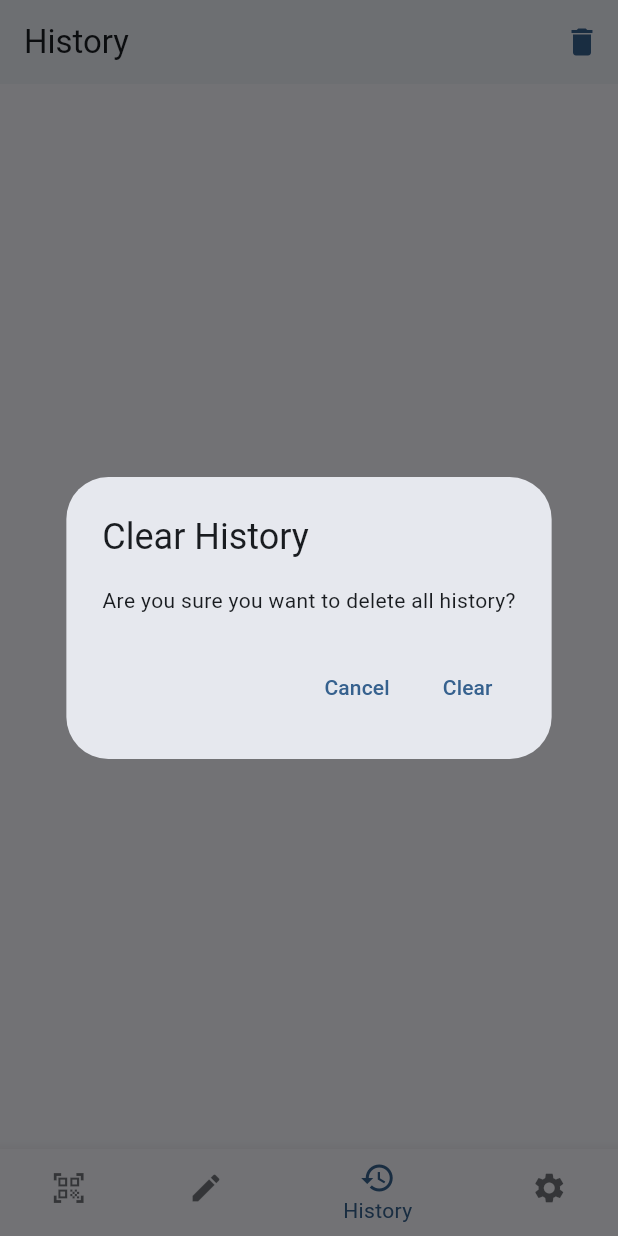
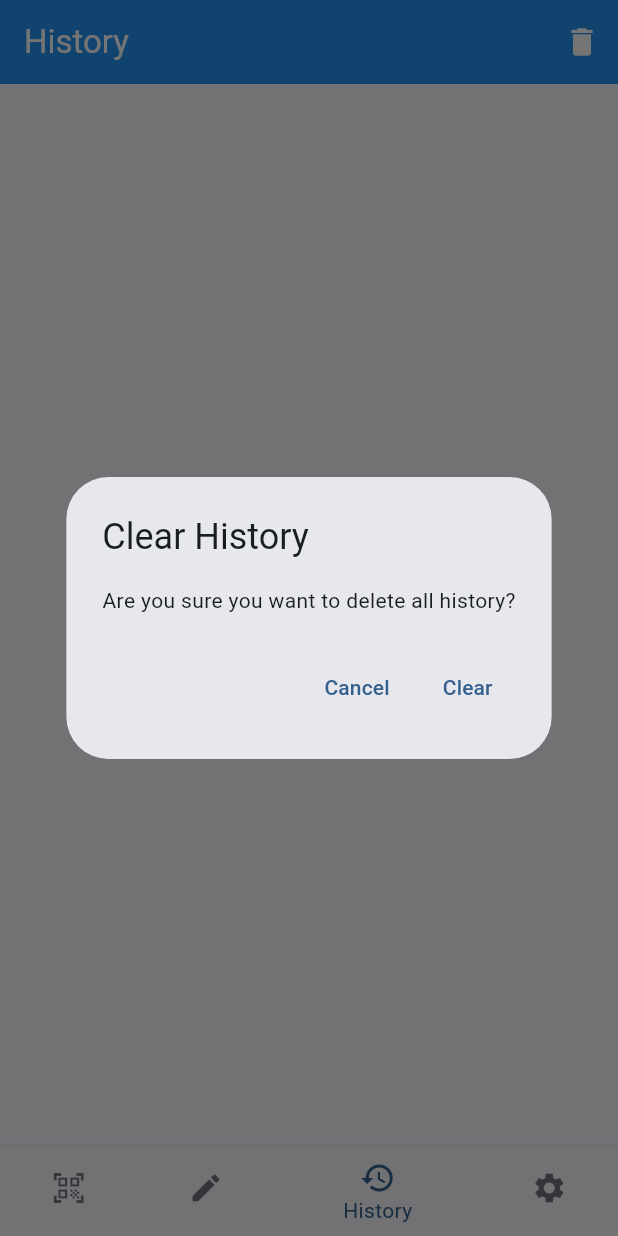
Before and after one commit to yahya-mohamed-1/codelens, a Flutter app: the screen it shows after launch, item 3 of the bottom bar chosen, after a tap on the "delete" icon, on a phone screen of 412 x 824 dp. Run offline on Flutter 3.47's test engine with Material 3 defaults, Android fonts, the phone set to English and light mode, and no system bars; our stand-ins replace barcode_widget, bloc, equatable, flutter_bloc, flutter_colorpicker, hive and 4 more; missing offline and left inert: mobile_scanner; accounts and stored records are empty.

Commit message:
`feat: Update accent color application to AppBar and icons`

```diff
--- a/lib/main.dart
+++ b/lib/main.dart
@@ -32,6 +32,10 @@ class MyApp extends StatelessWidget {
         home: Scaffold(body: Center(child: CircularProgressIndicator())),
       );
     }
+    Color _getContrastingColor(Color color) {
+      return color.computeLuminance() > 0.5 ? Colors.black : Colors.white;
+    }
+
     return MultiBlocProvider(
       providers: [
         BlocProvider<BarcodeBloc>(
@@ -46,11 +50,26 @@ class MyApp extends StatelessWidget {
         theme: ThemeData(
           colorSchemeSeed: themeProvider.accentColor,
           visualDensity: VisualDensity.adaptivePlatformDensity,
-          appBarTheme: const AppBarTheme(elevation: 1),
+          appBarTheme: AppBarTheme(
+            backgroundColor: themeProvider.accentColor,
+            foregroundColor: _getContrastingColor(themeProvider.accentColor),
+            iconTheme: IconThemeData(
+              color: _getContrastingColor(themeProvider.accentColor),
+            ),
+            elevation: 1,
+          ),
         ),
         darkTheme: ThemeData(
           brightness: Brightness.dark,
           colorSchemeSeed: themeProvider.accentColor,
+          appBarTheme: AppBarTheme(
+            backgroundColor: themeProvider.accentColor,
+            foregroundColor: _getContrastingColor(themeProvider.accentColor),
+            iconTheme: IconThemeData(
+              color: _getContrastingColor(themeProvider.accentColor),
+            ),
+            elevation: 1,
+          ),
         ),
         themeMode: themeProvider.themeMode,
         home: HomeScreen(),
--- a/lib/screens/history_screen.dart
+++ b/lib/screens/history_screen.dart
@@ -12,15 +12,9 @@ class HistoryScreen extends StatelessWidget {
       appBar: AppBar(
         title: Text('History'),
         actions: [
-          Builder(
-            builder: (context) {
-              final colorScheme = Theme.of(context).colorScheme;
-              return IconButton(
-                icon: Icon(Icons.delete),
-                color: colorScheme.primary,
-                onPressed: () => _showClearHistoryDialog(context),
-              );
-            },
+          IconButton(
+            icon: Icon(Icons.delete),
+            onPressed: () => _showClearHistoryDialog(context),
           ),
         ],
       ),
```
Also changed, not shown: 1 other file.
